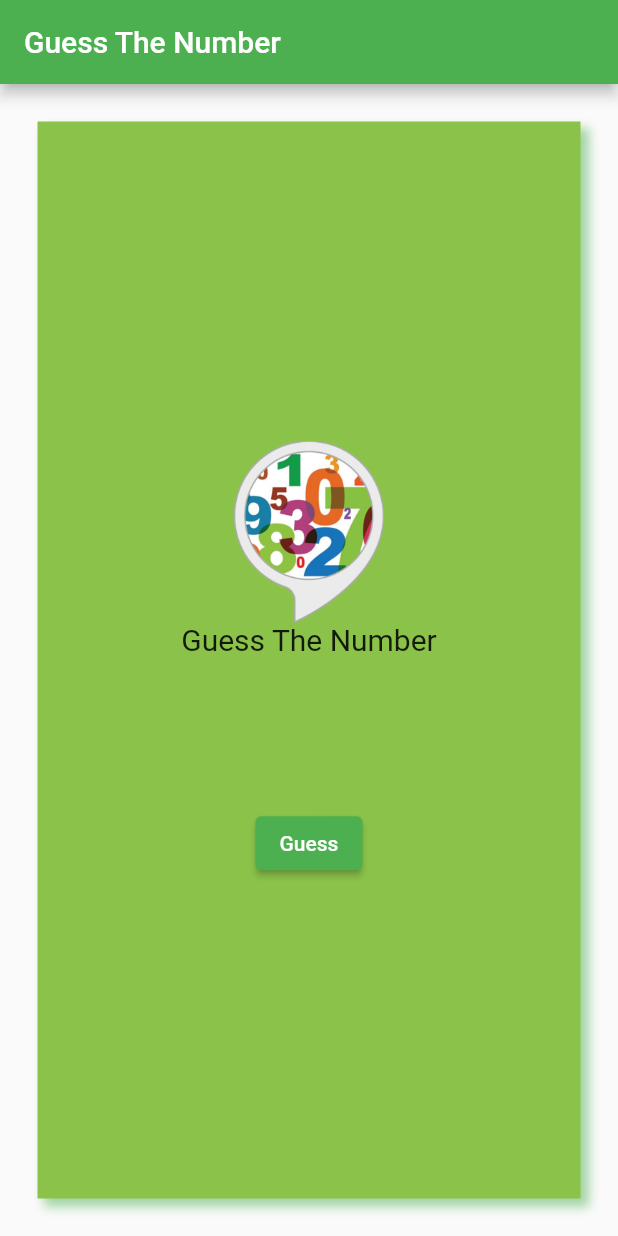
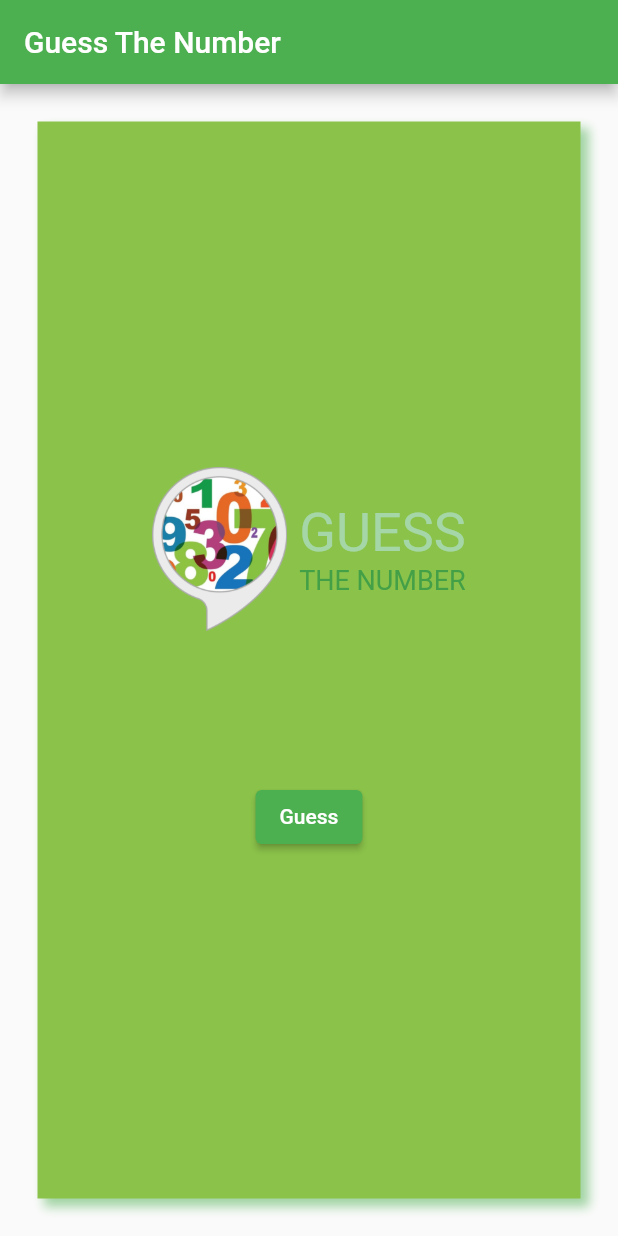
Before and after one commit to 620340Apapron/guess_number_withloop, a Flutter app: the screen it shows after launch, on a phone screen of 412 x 824 dp. Run offline on Flutter 3.47's test engine with Material 2 defaults, Android fonts, the light colour scheme and no system bars.

Commit message:
Initial commit

```diff
--- a/lib/main.dart
+++ b/lib/main.dart
@@ -41,14 +41,29 @@
               )
             ],
           ),
-          child: Column(mainAxisAlignment: MainAxisAlignment.center, children: [
-            Image.asset('assets/images/guess_logo.png', width: 100.0),
+          child: Column(
+              mainAxisAlignment: MainAxisAlignment.center,
+              children: [
                 Row(
                   mainAxisAlignment: MainAxisAlignment.center,
-              children: const [
+                  children: [
+                    Image.asset('assets/images/guess_logo.png', width: 90.0),
+                    SizedBox(width: 8.0),
+                    Column(
+                      crossAxisAlignment: CrossAxisAlignment.start,
+                      children: [
+                        Text('GUESS',
+                            style: TextStyle(
+                                fontSize: 36.0, color: Colors.green.shade200)),
                         Text(
-                  'Guess The Number',
-                  style: TextStyle(fontSize: 20.0),
+                          'THE NUMBER',
+                          style: TextStyle(
+                            fontSize: 18.0,
+                            color: Colors.green.shade600,
+                            //fontWeight: FontWeight.bold,
+                          ),
+                        ),
+                      ],
                     ),
                   ],
                 ),
@@ -59,7 +74,8 @@
                   child: Text('Guess'),
                   onPressed: () {},
                 ),
-          ]),
+              ],
+          ),
         ),
       ),
     );
```
Lines whose indentation alone changed are shown as unchanged.
